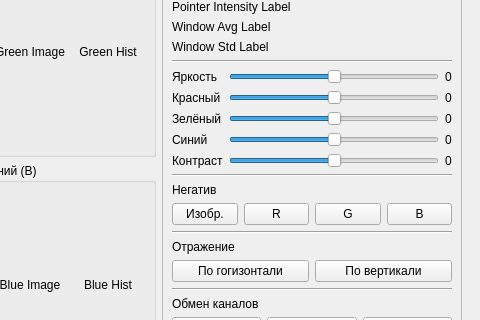
aleksarki/paint.ru, file main.ui: the form before one commit; both pictures show x 541 to 1021 and y 311 to 631 of the 1021 by 740 pixel window.
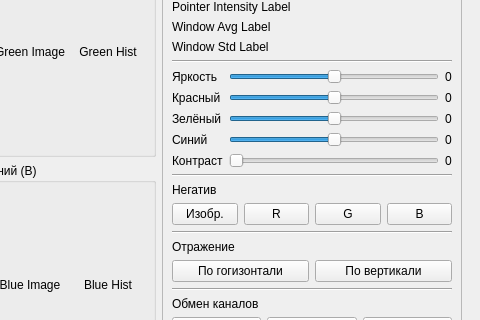
The form after the commit. Custom widgets are drawn as their Qt base class.

Commit message: adjusting by sliders

What changed in the file:
```diff
--- a/main.ui
+++ b/main.ui
@@ -282,10 +282,10 @@
                 <item>
                  <widget class="QSlider" name="horizontalSlider_6">
                   <property name="minimum">
-                   <number>-50</number>
+                   <number>0</number>
                   </property>
                   <property name="maximum">
-                   <number>50</number>
+                   <number>100</number>
                   </property>
                   <property name="value">
                    <number>0</number>
```
Left out of the diff: 36 changed lines with no effect on the pictures. The commit also changes 3 other files.
